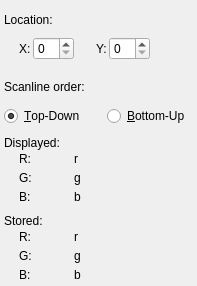
First picture: the form in qt4Image/ui/info.ui, repository edgarv/hdritools, before the edit.
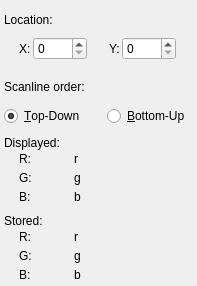
Second picture: the form after the edit.

Diff of the .ui file:
```diff
--- a/qt4Image/ui/info.ui
+++ b/qt4Image/ui/info.ui
@@ -70,6 +70,9 @@
        </item>
        <item>
         <widget class="QSpinBox" name="xSpin" >
+         <property name="alignment" >
+          <set>Qt::AlignLeading|Qt::AlignLeft|Qt::AlignVCenter</set>
+         </property>
          <property name="buttonSymbols" >
           <enum>QAbstractSpinBox::UpDownArrows</enum>
          </property>
@@ -79,6 +82,9 @@
          <property name="keyboardTracking" >
           <bool>false</bool>
          </property>
+         <property name="maximum" >
+          <number>9999</number>
+         </property>
         </widget>
        </item>
        <item>
@@ -109,12 +115,21 @@
        </item>
        <item>
         <widget class="QSpinBox" name="ySpin" >
+         <property name="alignment" >
+          <set>Qt::AlignLeading|Qt::AlignLeft|Qt::AlignVCenter</set>
+         </property>
+         <property name="accelerated" >
+          <bool>true</bool>
+         </property>
          <property name="correctionMode" >
           <enum>QAbstractSpinBox::CorrectToNearestValue</enum>
          </property>
          <property name="keyboardTracking" >
           <bool>false</bool>
          </property>
+         <property name="maximum" >
+          <number>9999</number>
+         </property>
         </widget>
        </item>
        <item>
@@ -215,10 +230,7 @@
      </item>
      <item>
       <layout class="QGridLayout" >
-       <property name="horizontalSpacing" >
-        <number>2</number>
-       </property>
-       <property name="verticalSpacing" >
+       <property name="spacing" >
         <number>2</number>
        </property>
        <item row="0" column="1" >
@@ -326,10 +338,7 @@
      </item>
      <item>
       <layout class="QGridLayout" >
-       <property name="horizontalSpacing" >
-        <number>2</number>
-       </property>
-       <property name="verticalSpacing" >
+       <property name="spacing" >
         <number>2</number>
        </property>
        <item row="0" column="1" >
```
Left out of the diff: 36 changed lines with no effect on the pictures.
